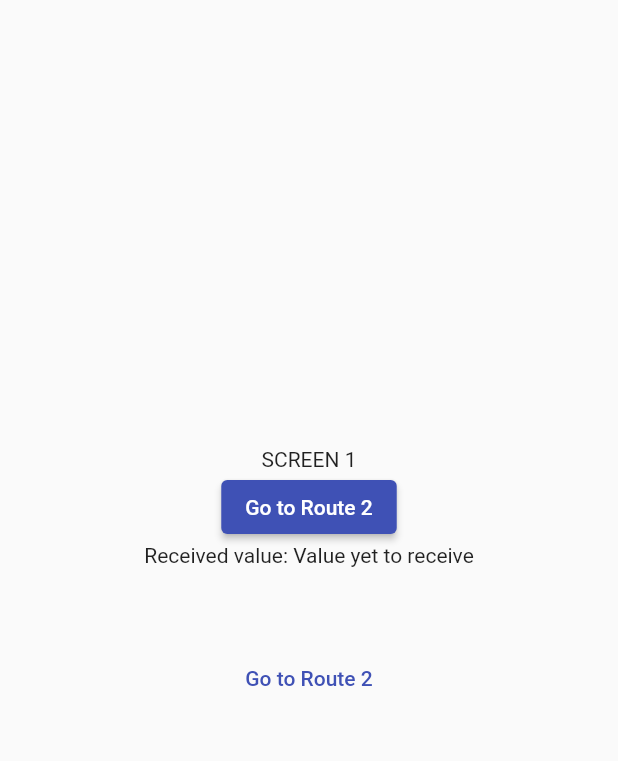
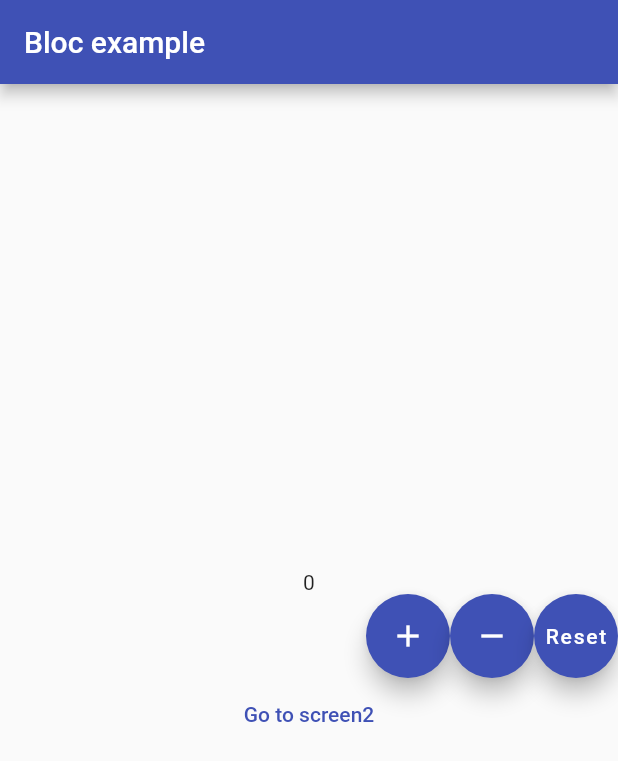
Before and after one commit to Ezhilarasan18/Flutter-upskill, a Flutter app: the screen it shows after launch, on a phone screen of 412 x 824 dp. Shown: the top 761 px of the screen. Run offline on Flutter 3.47's test engine with Material 2 defaults, Android fonts, the phone set to English and light mode, and no system bars.

Commit message:
bloc added

```diff
--- /dev/null
+++ b/lib/bloc/counter_bloc.dart
@@ -0,0 +1,25 @@
+import 'dart:async';
+
+enum CounterAction { Increment, Decrement, Reset }
+
+class CounterBloc {
+  int counter = 0;
+
+  final _stateStreamController = StreamController<int>();
+  StreamSink<int> get counterSink => _stateStreamController.sink;
+  Stream<int> get counterStream => _stateStreamController.stream;
+
+  final _eventStreamController = StreamController<CounterAction>();
+  StreamSink<CounterAction> get eventSink => _eventStreamController.sink;
+  Stream<CounterAction> get eventStream => _eventStreamController.stream;
+
+  CounterBloc() {
+    counter = 0;
+    eventStream.listen((event) {
+      if (event == CounterAction.Increment) counter++;
+      if (event == CounterAction.Decrement) counter--;
+      if (event == CounterAction.Reset) counter = 0;
+      counterSink.add(counter);
+    });
+  }
+}
--- a/lib/main.dart
+++ b/lib/main.dart
@@ -13,6 +13,7 @@ import 'package:evaluation_one/widget/namedroutethree.dart';
 import 'package:evaluation_one/widget/ongeneraterouteone.dart';
 import 'package:evaluation_one/widget/ongenerateroutetwo.dart';
 import 'package:evaluation_one/widget/ongenerateroutethree.dart';
+import 'package:evaluation_one/widget/counter.dart';
 
 void main() {
   runApp(const MyApp());
@@ -34,17 +35,22 @@ class MyApp extends StatelessWidget {
         // home:const Stackexample()
         // home:const Nestedscroll()
         // home:const NullSafety()
+
         // MaterialPageRoute example
         // home:const RouteOne()
+        home: const Counter()
+        // home: const CounterPage()
+
+
 
         // NamedRoute example
 
-      initialRoute: '/',
-      routes: {
-        '/': (context) => const NamedRouteOne(),
-        '/second': (context) => const NamedRouteTwo(value: 'I am from screen1'),
-        '/third': (context) => const NamedRouteThree(),
-      },
+        // initialRoute: '/',
+        // routes: {
+        //   '/': (context) => const NamedRouteOne(),
+        //   '/second': (context) => const NamedRouteTwo(value: 'I am from screen1'),
+        //   '/third': (context) => const NamedRouteThree(),
+        // },
 
         // onGenereateRoute
 
--- /dev/null
+++ b/lib/widget/counter.dart
@@ -0,0 +1,65 @@
+import 'package:evaluation_one/bloc/counter_bloc.dart';
+import 'package:flutter/material.dart';
+import 'package:evaluation_one/widget/counterscreentwo.dart';
+
+class Counter extends StatefulWidget {
+  const Counter({super.key});
+
+  @override
+  State<Counter> createState() => _CounterState();
+}
+
+class _CounterState extends State<Counter> {
+  final counterBloc = CounterBloc();
+  @override
+  Widget build(BuildContext context) {
+    return Scaffold(
+      appBar: AppBar(
+        title: const Text('Bloc example'),
+      ),
+      body: Column(
+        mainAxisAlignment: MainAxisAlignment.center,
+        children: [
+          StreamBuilder(
+              initialData: 0,
+              stream: counterBloc.counterStream,
+              builder: (context, snapshot) {
+                return Text('${snapshot.data}');
+              }),
+          Row(
+            mainAxisAlignment: MainAxisAlignment.end,
+            children: [
+              FloatingActionButton(
+                onPressed: () {
+                  counterBloc.eventSink.add(CounterAction.Increment);
+                },
+                child: const Icon(Icons.add),
+              ),
+              FloatingActionButton(
+                onPressed: () {
+                  counterBloc.eventSink.add(CounterAction.Decrement);
+                },
+                child: const Icon(Icons.remove),
+              ),
+              FloatingActionButton(
+                onPressed: () {
+                  counterBloc.eventSink.add(CounterAction.Reset);
+                },
+                child: const Text('Reset'),
+              ),
+            ],
+          ),
+          TextButton(
+              onPressed: () {
+                Navigator.push(
+                  context,
+                  MaterialPageRoute(
+                      builder: (context) => const CounterScreenTwo()),
+                );
+              },
+              child: const Text('Go to screen2'))
+        ],
+      ),
+    );
+  }
+}
--- a/pubspec.yaml
+++ b/pubspec.yaml
@@ -35,6 +35,7 @@ dependencies:
   # The following adds the Cupertino Icons font to your application.
   # Use with the CupertinoIcons class for iOS style icons.
   cupertino_icons: ^1.0.2
+  flutter_bloc: ^8.1.3
 
 dev_dependencies:
   flutter_test:
```
Also changed, not shown: lib/widget/counterscreentwo.dart (added, +31 -0 lines), pubspec.lock. Lines whose indentation alone changed are shown as unchanged.
